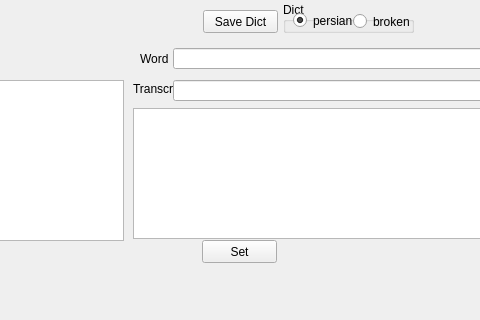
First picture: the form in src/TranscriberUI/PhoneticDictionaryDialog.ui, repository tivadj/PticaGovorun, before the edit; both pictures show x 467 to 947 and y 0 to 320 of the 1032 by 612 pixel window.
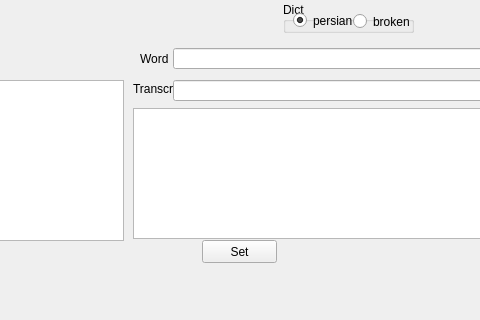
Second picture: the form after the edit.

Commit message: save functionality is centralized in one UI place

Diff of the .ui file:
```diff
--- a/src/TranscriberUI/PhoneticDictionaryDialog.ui
+++ b/src/TranscriberUI/PhoneticDictionaryDialog.ui
@@ -227,19 +227,6 @@
     </property>
    </widget>
   </widget>
-  <widget class="QPushButton" name="pushButtonSaveDict">
-   <property name="geometry">
-    <rect>
-     <x>670</x>
-     <y>10</y>
-     <width>75</width>
-     <height>23</height>
-    </rect>
-   </property>
-   <property name="text">
-    <string>Save Dict</string>
-   </property>
-  </widget>
   <widget class="QLineEdit" name="lineEditWordTranscriptionAuto">
    <property name="geometry">
     <rect>
```
Left out of the diff: 1 changed line with no effect on the pictures. The commit also changes 4 other files.
